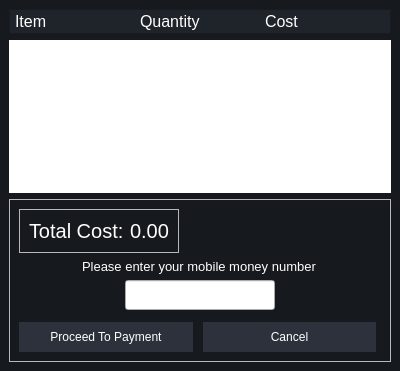
This is Smart Trolley/UI/Images/checkout.ui in Smart-Trolley-LMJ/Frontend as Qt 5 draws it before an edit. The edited form follows.
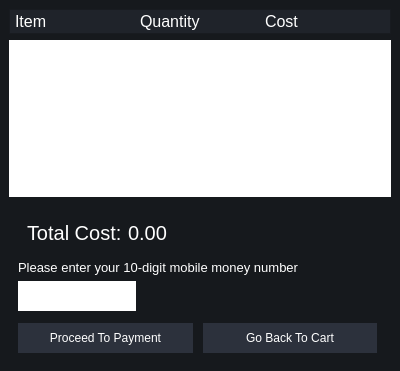
This is the edited form.

Patch:
```diff
--- a/Smart Trolley/UI/Images/checkout.ui
+++ b/Smart Trolley/UI/Images/checkout.ui
@@ -142,7 +142,7 @@
            <x>0</x>
            <y>0</y>
            <width>382</width>
-           <height>142</height>
+           <height>146</height>
           </rect>
          </property>
          <property name="styleSheet">
@@ -157,7 +157,9 @@
       <item row="3" column="0">
        <widget class="QFrame" name="frame_2">
         <property name="styleSheet">
-         <string notr="true">background-color: none;</string>
+         <string notr="true">background-color: none;
+border: none
+</string>
         </property>
         <property name="frameShape">
          <enum>QFrame::StyledPanel</enum>
@@ -168,6 +170,11 @@
         <layout class="QVBoxLayout" name="verticalLayout_2">
          <item>
           <widget class="QWidget" name="widget_3" native="true">
+           <property name="styleSheet">
+            <string notr="true">
+border: none
+</string>
+           </property>
            <layout class="QHBoxLayout" name="horizontalLayout_2">
             <property name="spacing">
              <number>0</number>
@@ -229,7 +236,7 @@
            </layout>
           </widget>
          </item>
-         <item alignment="Qt::AlignHCenter">
+         <item alignment="Qt::AlignLeft">
           <widget class="QLabel" name="label_4">
            <property name="font">
             <font>
@@ -237,11 +244,11 @@
             </font>
            </property>
            <property name="text">
-            <string>Please enter your mobile money number</string>
+            <string>Please enter your 10-digit mobile money number</string>
            </property>
           </widget>
          </item>
-         <item alignment="Qt::AlignHCenter">
+         <item alignment="Qt::AlignLeft">
           <widget class="QLineEdit" name="lineEdit">
            <property name="minimumSize">
             <size>
@@ -251,7 +258,7 @@
            </property>
            <property name="maximumSize">
             <size>
-             <width>150</width>
+             <width>118</width>
              <height>30</height>
             </size>
            </property>
@@ -339,7 +346,7 @@
                <string notr="true">background-color: rgb(44, 49, 60);</string>
               </property>
               <property name="text">
-               <string>Cancel</string>
+               <string>Go Back To Cart</string>
               </property>
              </widget>
             </item>
```
Left out of the diff: 2 changed lines with no effect on the pictures.
